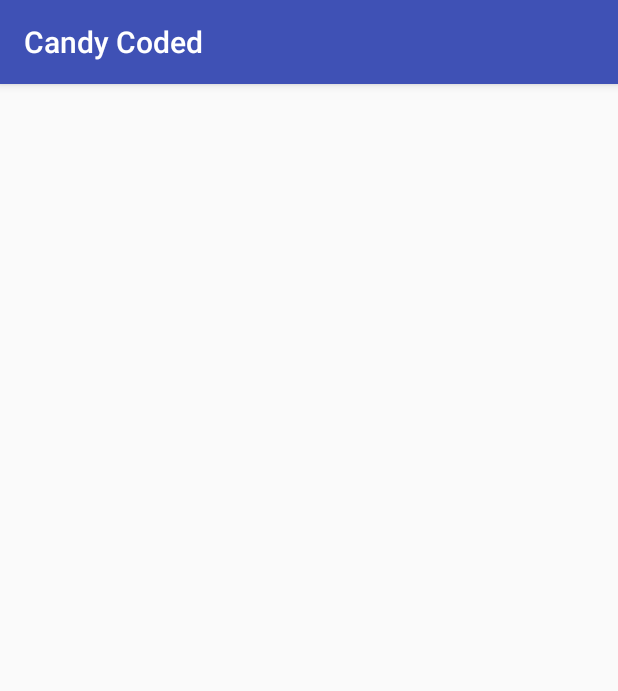
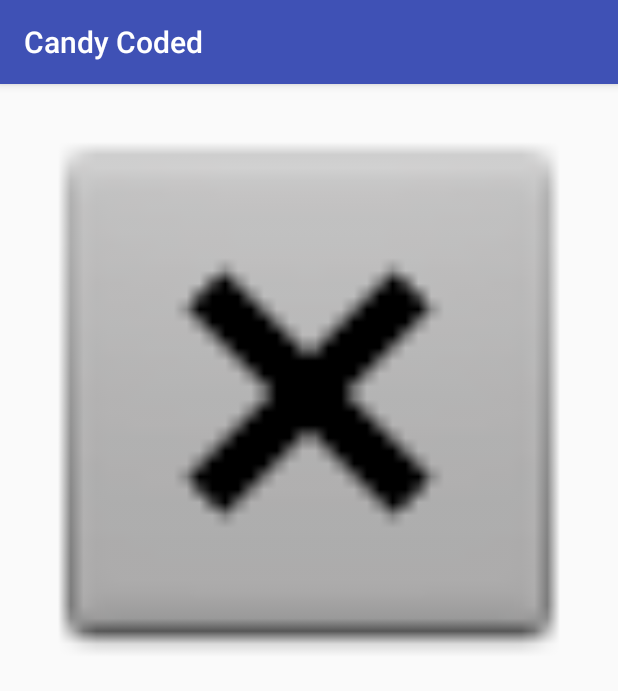
Before and after one commit to generilisk/CandyCoded, an Android app: the DetailActivity screen opened directly, with no data from a screen before it, on a phone screen of 412 x 824 dp. Shown: the top 691 px of the screen. Run offline under Robolectric (Android 15) with nearby library versions, the light colour scheme and no system bars.

Commit message:
Added "TextView"s for price and description, renamed TextView for candy name from textView to textViewName.

```diff
--- a/app/src/main/java/com/codeschool/candycoded/DetailActivity.java
+++ b/app/src/main/java/com/codeschool/candycoded/DetailActivity.java
@@ -20,8 +20,8 @@ public class DetailActivity extends AppCompatActivity {
             candy_name = intent.getStringExtra("candy_name");
         }
 
-        TextView textView = (TextView)this.findViewById(R.id.text_view_name);
-        textView.setText(candy_name);
+        TextView textViewName = (TextView)this.findViewById(R.id.text_view_name);
+        textViewName.setText(candy_name);
 
         String candy_image = "";
         if (intent.hasExtra("candy_image")) {
@@ -33,11 +33,17 @@ public class DetailActivity extends AppCompatActivity {
             candy_price = intent.getStringExtra("candy_price");
         }
 
+        TextView textViewPrice = (TextView)this.findViewById(R.id.text_view_price);
+        textViewPrice.setText(candy_price);
+
         String candy_desc = "";
         if (intent.hasExtra("candy_desc")) {
             candy_desc = intent.getStringExtra("candy_desc");
         }
 
+        TextView textViewDesc = (TextView)this.findViewById(R.id.text_view_desc);
+        textViewDesc.setText(candy_desc);
+
         Log.d("DetailActivity", "Intent data: " + candy_image + ", " +
                 candy_price + ", " + candy_desc);
     }
--- a/app/src/main/res/layout/activity_detail.xml
+++ b/app/src/main/res/layout/activity_detail.xml
@@ -6,11 +6,49 @@
     android:layout_height="match_parent"
     tools:context="com.codeschool.candycoded.DetailActivity">
 
+    <ImageView
+        android:id="@+id/image_view_candy"
+        android:layout_width="0dp"
+        android:layout_height="wrap_content"
+        android:adjustViewBounds="true"
+        app:layout_constraintEnd_toEndOf="parent"
+        app:layout_constraintStart_toStartOf="parent"
+        app:layout_constraintTop_toTopOf="parent"
+        app:srcCompat="@android:drawable/btn_dialog" />
+
     <TextView
         android:id="@+id/text_view_name"
         android:layout_width="wrap_content"
         android:layout_height="wrap_content"
-        android:text="Detail Activity"
-        tools:layout_editor_absoluteX="163dp"
-        tools:layout_editor_absoluteY="16dp" />
+        android:layout_marginStart="16dp"
+        android:layout_marginTop="16dp"
+        android:text="TextView"
+        android:textSize="18sp"
+        android:textStyle="bold"
+        app:layout_constraintStart_toStartOf="parent"
+        app:layout_constraintTop_toBottomOf="@+id/image_view_candy" />
+
+    <TextView
+        android:id="@+id/text_view_price"
+        android:layout_width="wrap_content"
+        android:layout_height="wrap_content"
+        android:layout_marginEnd="16dp"
+        android:layout_marginTop="16dp"
+        android:text="TextView"
+        android:textSize="18sp"
+        app:layout_constraintEnd_toEndOf="parent"
+        app:layout_constraintTop_toBottomOf="@+id/image_view_candy" />
+
+    <TextView
+        android:id="@+id/text_view_desc"
+        android:layout_width="0dp"
+        android:layout_height="wrap_content"
+        android:layout_marginEnd="16dp"
+        android:layout_marginStart="16dp"
+        android:layout_marginTop="8dp"
+        android:text="TextView"
+        android:textSize="18sp"
+        app:layout_constraintEnd_toEndOf="parent"
+        app:layout_constraintStart_toStartOf="parent"
+        app:layout_constraintTop_toBottomOf="@+id/text_view_name" />
 </android.support.constraint.ConstraintLayout>
```
